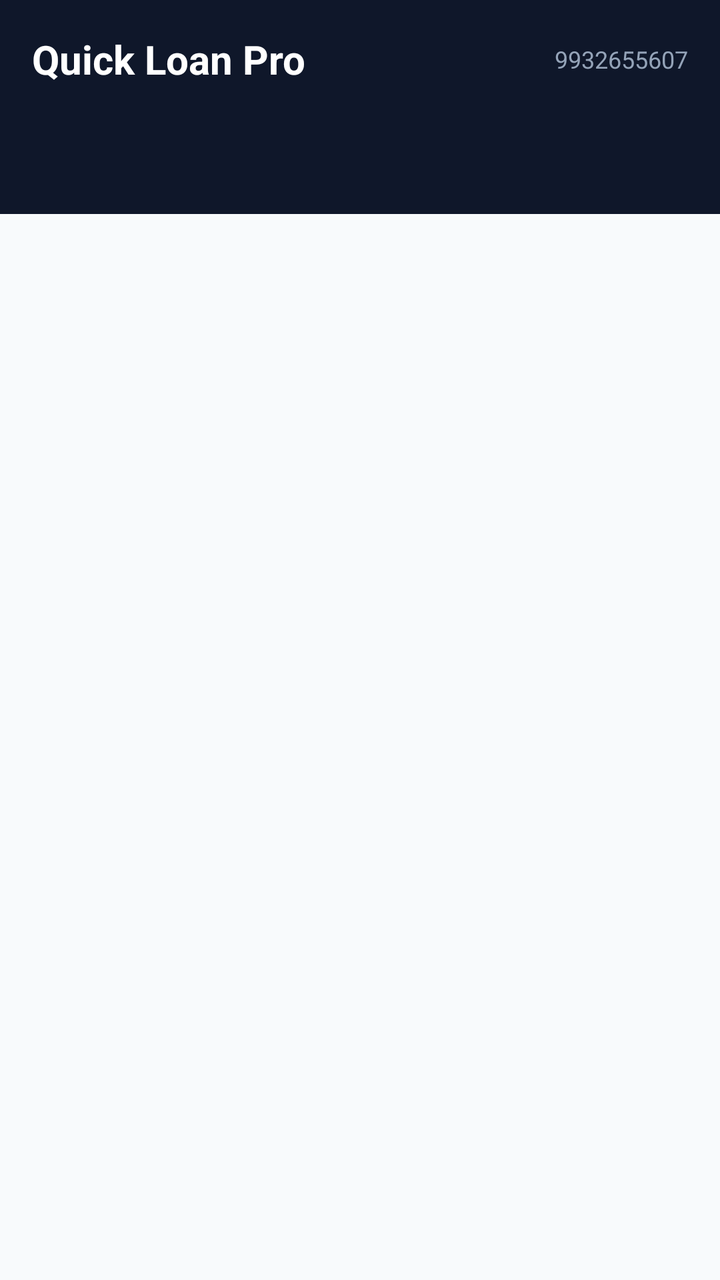
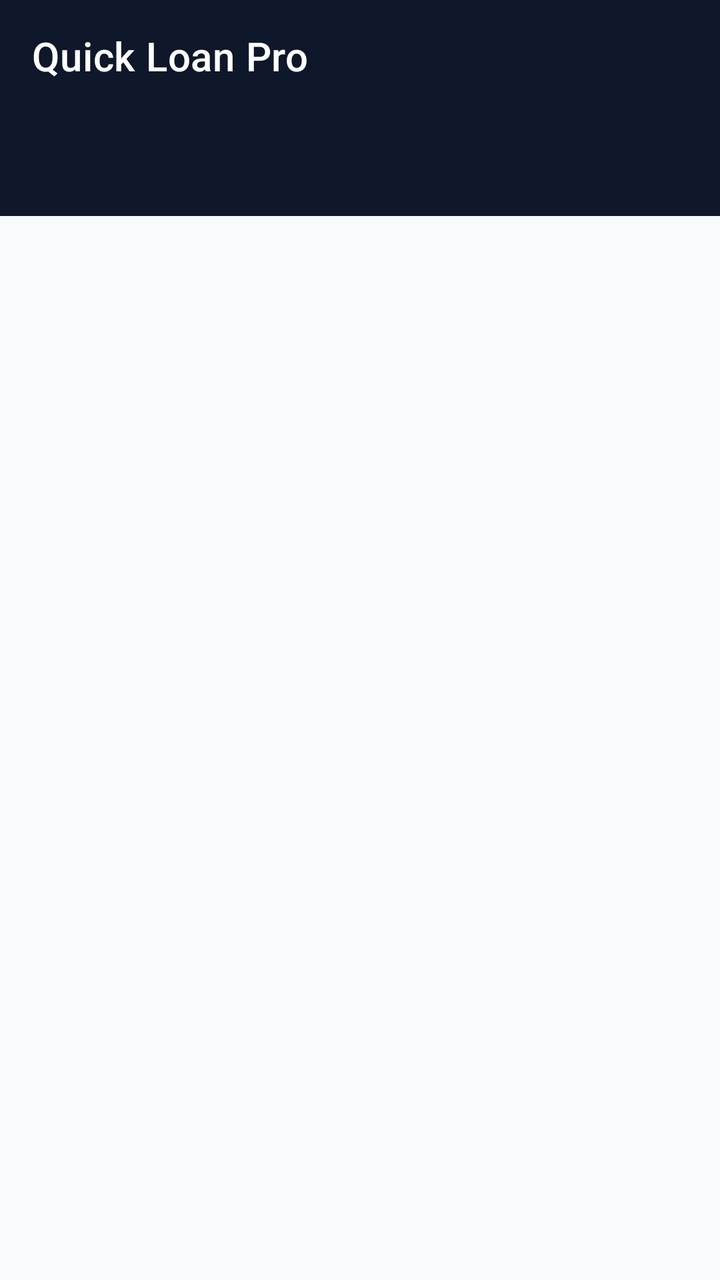

Two renders of the same Android screen: before a commit and after it. Below are the layout's source before the change and the commit's diff.
<!-- AndroidManifest.xml: application theme Theme.QuickLoan -->
<!-- res/layout/activity_lender_main.xml -->
<?xml version="1.0" encoding="utf-8"?>
<LinearLayout xmlns:android="http://schemas.android.com/apk/res/android"
    xmlns:app="http://schemas.android.com/apk/res-auto"
    android:layout_width="match_parent"
    android:layout_height="match_parent"
    android:orientation="vertical"
    android:background="@color/surface_bg">

    <LinearLayout
        android:layout_width="match_parent"
        android:layout_height="wrap_content"
        android:background="@color/brand_primary"
        android:orientation="horizontal"
        android:padding="16dp"
        android:gravity="center_vertical">

        <TextView
            android:layout_width="0dp"
            android:layout_height="wrap_content"
            android:layout_weight="1"
            android:text="Quick Loan Pro"
            android:textColor="#FFFFFF"
            android:textSize="20sp"
            android:textStyle="bold" />

        <TextView
            android:id="@+id/tvLenderId"
            android:layout_width="wrap_content"
            android:layout_height="wrap_content"
            android:text="9932655607"
            android:textColor="#94A3B8"
            android:textSize="12sp" />
    </LinearLayout>

    
    <com.google.android.material.tabs.TabLayout
        android:id="@+id/tabLayout"
        android:layout_width="match_parent"
        android:layout_height="wrap_content"
        android:background="@color/brand_primary"
        app:tabIndicatorColor="#FFFFFF"
        app:tabIndicatorHeight="3dp"
        app:tabSelectedTextColor="#FFFFFF"
        app:tabTextColor="#94A3B8" />

    
    <androidx.viewpager2.widget.ViewPager2
        android:id="@+id/viewPager"
        android:layout_width="match_parent"
        android:layout_height="match_parent" />
</LinearLayout>
<!-- resources referenced by this layout -->
<resources>
  <color name="brand_primary">#0F172A</color>
  <color name="surface_bg">#F8FAFC</color>
  <style name="Theme.QuickLoan" parent="Theme.MaterialComponents.Light.NoActionBar">
          
          <item name="colorPrimary">@color/primary</item>
          <item name="colorPrimaryDark">@color/primary_dark</item>
          <item name="colorAccent">@color/accent</item>
          <item name="android:windowBackground">@color/background</item>
  
          
          <item name="editTextColor">@color/text_main</item>
          <item name="android:editTextColor">@color/text_main</item>
          <item name="android:textColor">@color/text_main</item>
          <item name="android:textColorHint">@color/text_muted</item>
      </style>
  <color name="primary">#0F172A</color>
  <color name="primary_dark">#020617</color>
  <color name="accent">#4F46E5</color>
  <color name="background">#F8FAFC</color>
  <color name="text_main">#0F172A</color>
  <color name="text_muted">#64748B</color>
</resources>

<!-- the commit's change to res/layout/activity_lender_main.xml (unified diff, before → after) -->
@@ -1,51 +1,54 @@
 <?xml version="1.0" encoding="utf-8"?>
-<LinearLayout xmlns:android="http://schemas.android.com/apk/res/android"
+<androidx.drawerlayout.widget.DrawerLayout 
+    xmlns:android="http://schemas.android.com/apk/res/android"
     xmlns:app="http://schemas.android.com/apk/res-auto"
+    android:id="@+id/lender_drawer_layout"
     android:layout_width="match_parent"
-    android:layout_height="match_parent"
-    android:orientation="vertical"
-    android:background="@color/surface_bg">
+    android:layout_height="match_parent">
 
     <LinearLayout
         android:layout_width="match_parent"
-        android:layout_height="wrap_content"
-        android:background="@color/brand_primary"
-        android:orientation="horizontal"
-        android:padding="16dp"
-        android:gravity="center_vertical">
+        android:layout_height="match_parent"
+        android:orientation="vertical"
+        android:background="@color/surface_bg">
 
-        <TextView
-            android:layout_width="0dp"
-            android:layout_height="wrap_content"
-            android:layout_weight="1"
-            android:text="Quick Loan Pro"
-            android:textColor="#FFFFFF"
-            android:textSize="20sp"
-            android:textStyle="bold" />
+        
+        <androidx.appcompat.widget.Toolbar
+            android:id="@+id/toolbarLender"
+            android:layout_width="match_parent"
+            android:layout_height="?attr/actionBarSize"
+            android:background="@color/brand_primary"
+            app:title="Quick Loan Pro"
+            app:titleTextColor="#FFFFFF" />
 
-        <TextView
-            android:id="@+id/tvLenderId"
-            android:layout_width="wrap_content"
-            android:layout_height="wrap_content"
-            android:text="9932655607"
-            android:textColor="#94A3B8"
-            android:textSize="12sp" />
+        
+        <com.google.android.material.tabs.TabLayout
+            android:id="@+id/tabLayout"
+            android:layout_width="match_parent"
+            android:layout_height="52dp"
+            android:background="@color/brand_primary"
+            app:tabIndicatorColor="#FFFFFF"
+            app:tabIndicatorHeight="3dp"
+            app:tabIconTint="@color/tab_tint_selector"
+            app:tabGravity="fill"
+            app:tabMode="fixed" />
+
+        
+        <androidx.viewpager2.widget.ViewPager2
+            android:id="@+id/viewPager"
+            android:layout_width="match_parent"
+            android:layout_height="match_parent" />
     </LinearLayout>
 
     
-    <com.google.android.material.tabs.TabLayout
-        android:id="@+id/tabLayout"
-        android:layout_width="match_parent"
-        android:layout_height="wrap_content"
-        android:background="@color/brand_primary"
-        app:tabIndicatorColor="#FFFFFF"
-        app:tabIndicatorHeight="3dp"
-        app:tabSelectedTextColor="#FFFFFF"
-        app:tabTextColor="#94A3B8" />
+    <com.google.android.material.navigation.NavigationView
+        android:id="@+id/nav_view_lender"
+        android:layout_width="260dp"
+        android:layout_height="match_parent"
+        android:layout_gravity="start"
+        android:background="@color/card_bg"
+        app:itemTextColor="@color/text_main"
+        app:itemIconTint="@color/brand_primary"
+        app:menu="@menu/lender_drawer_menu" />
 
-    
-    <androidx.viewpager2.widget.ViewPager2
-        android:id="@+id/viewPager"
-        android:layout_width="match_parent"
-        android:layout_height="match_parent" />
-</LinearLayout>
+</androidx.drawerlayout.widget.DrawerLayout>
<!-- resource entries referenced after the edit -->
@@ -1,6 +1,7 @@
 <!-- resources referenced by this layout -->
 <resources>
   <color name="brand_primary">#0F172A</color>
+  <color name="card_bg">#FFFFFF</color>
   <color name="surface_bg">#F8FAFC</color>
   <style name="Theme.QuickLoan" parent="Theme.MaterialComponents.Light.NoActionBar">
           
